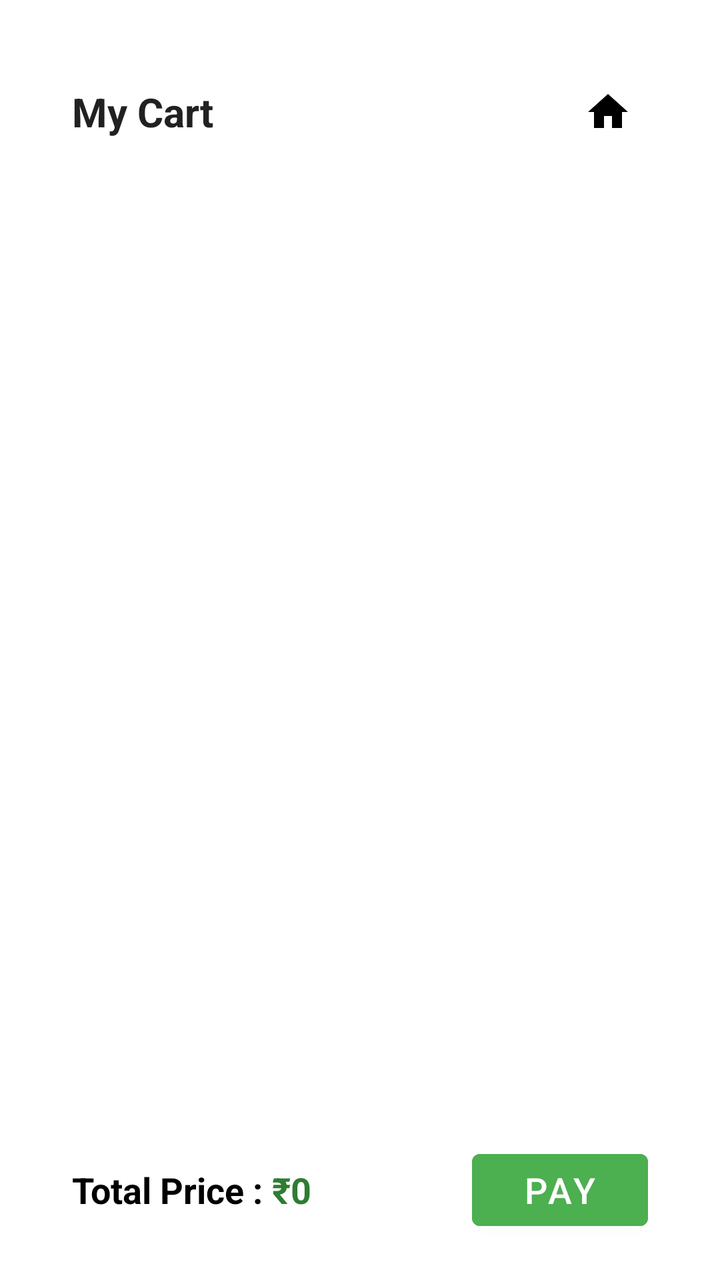
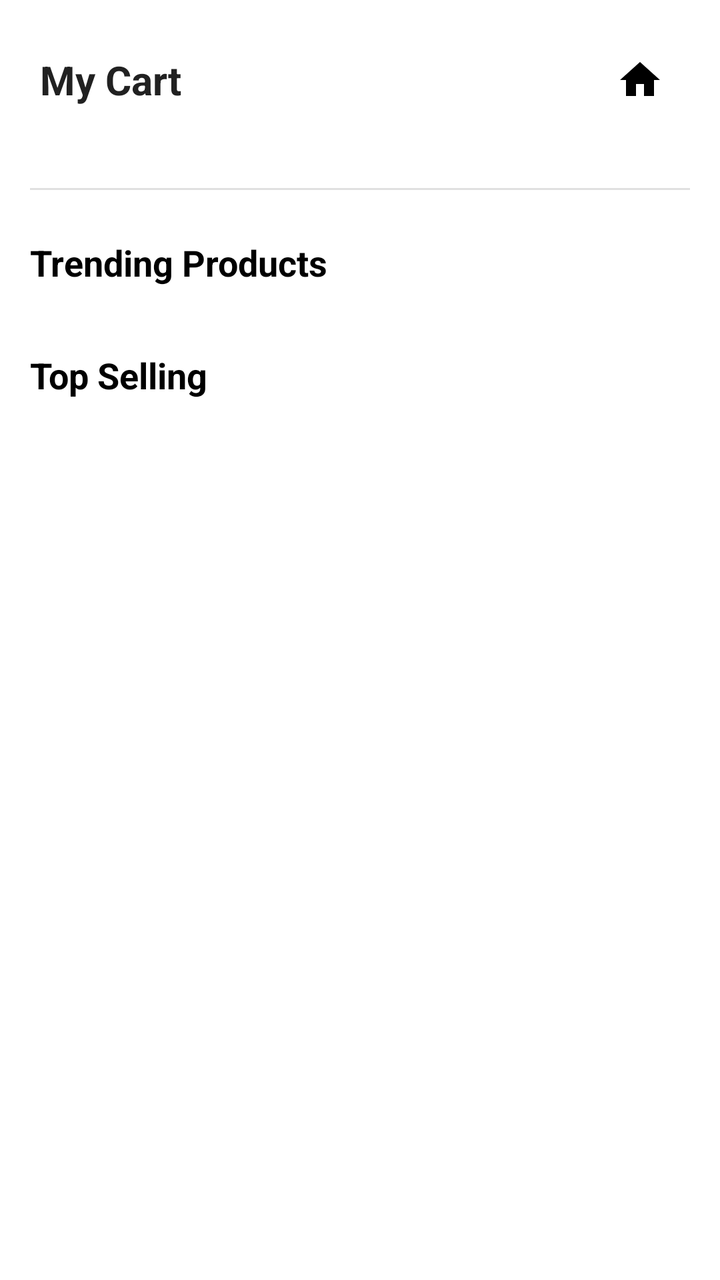

Compare the two renders of this Android layout. The source of the first and the diff that turns it into the second are given below.
<!-- AndroidManifest.xml: application theme Theme.BulkAgrochem -->
<!-- res/layout/activity_cart.xml -->
<?xml version="1.0" encoding="utf-8"?>
<LinearLayout xmlns:android="http://schemas.android.com/apk/res/android"
    android:layout_width="match_parent"
    android:layout_height="match_parent"
    android:orientation="vertical"
    android:padding="16dp"
    android:fitsSystemWindows="true"
    android:background="@color/white">

    <RelativeLayout
        android:layout_width="match_parent"
        android:layout_height="wrap_content"
        android:layout_margin="20dp">

        <TextView
            android:layout_width="wrap_content"
            android:layout_height="wrap_content"
            android:text="My Cart"
            android:textSize="20sp"
            android:textStyle="bold"
            android:textColor="#212121"
            android:layout_centerVertical="true"/>

        <ImageButton
            android:id="@+id/btnHome"
            android:layout_width="40dp"
            android:layout_height="40dp"
            android:src="@drawable/ic_home"
            android:background="?attr/selectableItemBackgroundBorderless"
            android:layout_alignParentEnd="true"
            android:layout_centerVertical="true"
            android:contentDescription="Go to home"
            android:padding="8dp"
            android:tint="@color/black"/>

    </RelativeLayout>

    <TextView
        android:id="@+id/txtEmptyCart"
        android:layout_width="match_parent"
        android:layout_height="wrap_content"
        android:text="Your cart is empty"
        android:textSize="18sp"
        android:textStyle="bold"
        android:textColor="#757575"
        android:gravity="center"
        android:padding="24dp"
        android:visibility="gone"/>

    <androidx.recyclerview.widget.RecyclerView
        android:id="@+id/rvCart"
        android:layout_width="match_parent"
        android:layout_height="0dp"
        android:layout_weight="1"
        android:layout_marginTop="5dp"
        />

    <LinearLayout
        android:layout_width="match_parent"
        android:layout_height="wrap_content"
        android:orientation="horizontal"
        android:layout_marginLeft="20dp"
        android:layout_marginRight="20dp"
        android:layout_marginBottom="5dp"
        android:layout_marginTop="10dp"
        android:gravity="center_vertical"
        >

        <TextView
            android:layout_width="wrap_content"
            android:layout_height="wrap_content"
            android:text="Total Price : "
            android:textColor="@color/black"
            android:textStyle="bold"
            android:textSize="18sp"
            />

        <TextView
            android:id="@+id/txtTotal"
            android:layout_width="0dp"
            android:layout_height="wrap_content"
            android:layout_weight="1"
            android:text="₹0"
            android:textSize="18sp"
            android:textStyle="bold"
            android:textColor="#2E7D32"
            />

        <Button
            android:id="@+id/payBtn"
            android:layout_width="wrap_content"
            android:layout_height="wrap_content"
            android:text="Pay"
            android:backgroundTint="@color/green"
            android:textColor="@color/white"
            android:textSize="18sp"
            />

    </LinearLayout>
</LinearLayout>
<!-- resources referenced by this layout -->
<resources>
  <color name="black">#FF000000</color>
  <color name="green">#4CAF50</color>
  <color name="white">#FFFFFFFF</color>
  <!-- drawable ic_home (drawable) -->
  <vector xmlns:android="http://schemas.android.com/apk/res/android"
      android:width="24dp"
      android:height="24dp"
      android:viewportWidth="24"
      android:viewportHeight="24"
      android:tint="@color/black">
    <path
        android:fillColor="@android:color/white"
        android:pathData="M10,20V14H14V20H19V12H22L12,3L2,12H5V20H10Z"/>
  </vector>
  <style name="Theme.BulkAgrochem" parent="Base.Theme.BulkAgrochem" />
  <style name="Base.Theme.BulkAgrochem" parent="Theme.MaterialComponents.DayNight.NoActionBar">
          
          <item name="colorPrimary">@color/colorPrimary</item>
          <item name="colorPrimaryVariant">@color/colorPrimaryDark</item>
          <item name="colorOnPrimary">@color/colorOnPrimary</item>
  
          <item name="android:windowBackground">@color/app_background</item>
          <item name="colorSurface">@color/app_background</item>
  
          
          <item name="android:statusBarColor">@color/black</item>
          
          <item name="android:windowLightStatusBar">true</item>
      </style>
  <color name="colorPrimary">@color/orange_brand</color>
  <color name="colorPrimaryDark">@color/black</color>
  <color name="colorOnPrimary">@color/white</color>
  <color name="app_background">#F5F5F5</color>
  <color name="orange_brand">#FF6A00</color>
</resources>

<!-- the commit's change to res/layout/activity_cart.xml (unified diff, before → after) -->
@@ -1,9 +1,9 @@
 <?xml version="1.0" encoding="utf-8"?>
 <LinearLayout xmlns:android="http://schemas.android.com/apk/res/android"
+    xmlns:app="http://schemas.android.com/apk/res-auto"
     android:layout_width="match_parent"
     android:layout_height="match_parent"
     android:orientation="vertical"
-    android:padding="16dp"
     android:fitsSystemWindows="true"
     android:background="@color/white">
 
@@ -31,39 +31,145 @@
             android:layout_centerVertical="true"
             android:contentDescription="Go to home"
             android:padding="8dp"
-            android:tint="@color/black"/>
+            app:tint="@color/black"/>
 
     </RelativeLayout>
 
-    <TextView
-        android:id="@+id/txtEmptyCart"
-        android:layout_width="match_parent"
-        android:layout_height="wrap_content"
-        android:text="Your cart is empty"
-        android:textSize="18sp"
-        android:textStyle="bold"
-        android:textColor="#757575"
-        android:gravity="center"
-        android:padding="24dp"
-        android:visibility="gone"/>
-
-    <androidx.recyclerview.widget.RecyclerView
-        android:id="@+id/rvCart"
+    <androidx.core.widget.NestedScrollView
         android:layout_width="match_parent"
         android:layout_height="0dp"
-        android:layout_weight="1"
-        android:layout_marginTop="5dp"
-        />
+        android:layout_weight="1">
+
+        <LinearLayout
+            android:layout_width="match_parent"
+            android:layout_height="wrap_content"
+            android:orientation="vertical"
+            android:paddingLeft="15dp"
+            android:paddingRight="15dp">
+
+            <LinearLayout
+                android:layout_width="match_parent"
+                android:layout_height="wrap_content"
+                android:orientation="vertical"
+                android:background="@drawable/menu_divider_bg"
+                android:paddingBottom="10dp">
+
+                <TextView
+                    android:id="@+id/txtEmptyCart"
+                    android:layout_width="match_parent"
+                    android:layout_height="wrap_content"
+                    android:text="Your cart is empty"
+                    android:textSize="18sp"
+                    android:textStyle="bold"
+                    android:textColor="#757575"
+                    android:gravity="center"
+                    android:padding="24dp"
+                    android:visibility="gone"/>
+
+                <Button
+                    android:id="@+id/browseProductBtn"
+                    android:layout_height="wrap_content"
+                    android:layout_width="wrap_content"
+                    android:layout_marginTop="10dp"
+                    android:layout_gravity="center_horizontal"
+                    android:text="Browse Products"
+                    android:textAllCaps="false"
+                    android:backgroundTint="@color/green"
+                    android:textColor="@color/white"
+                    android:textSize="18sp"
+                    android:visibility="gone"
+                    />
+
+                <androidx.recyclerview.widget.RecyclerView
+                    android:id="@+id/rvCart"
+                    android:layout_width="match_parent"
+                    android:layout_height="wrap_content"
+                    android:layout_marginTop="5dp"
+                    android:nestedScrollingEnabled="false"
+                    />
+
+            </LinearLayout>
+
+            
+            <TextView
+                android:id="@+id/txtTrendingTitle"
+                android:layout_width="wrap_content"
+                android:layout_height="wrap_content"
+                android:text="Trending Products"
+                android:textSize="18sp"
+                android:textStyle="bold"
+                android:layout_marginTop="24dp"
+                android:textColor="@color/black" />
+
+            <HorizontalScrollView
+                android:id="@+id/skeleton_trending"
+                android:layout_width="match_parent"
+                android:layout_height="wrap_content"
+                android:scrollbars="none"
+                android:visibility="gone">
+                <LinearLayout android:layout_width="wrap_content" android:layout_height="wrap_content" android:orientation="horizontal">
+                    <include layout="@layout/item_skeleton_product"/>
+                    <include layout="@layout/item_skeleton_product"/>
+                    <include layout="@layout/item_skeleton_product"/>
+                </LinearLayout>
+            </HorizontalScrollView>
+
+            <androidx.recyclerview.widget.RecyclerView
+                android:id="@+id/rvTrending"
+                android:layout_width="match_parent"
+                android:layout_height="wrap_content"
+                android:orientation="horizontal"
+                android:layout_marginTop="8dp"
+                app:layoutManager="androidx.recyclerview.widget.LinearLayoutManager" />
+
+            
+            <TextView
+                android:id="@+id/txtTopSellingTitle"
+                android:layout_width="wrap_content"
+                android:layout_height="wrap_content"
+                android:text="Top Selling"
+                android:textSize="18sp"
+                android:textStyle="bold"
+                android:layout_marginTop="24dp"
+                android:textColor="@color/black" />
+
+            <HorizontalScrollView
+                android:id="@+id/skeleton_topselling"
+                android:layout_width="match_parent"
+                android:layout_height="wrap_content"
+                android:scrollbars="none"
+                android:visibility="gone">
+                <LinearLayout android:layout_width="wrap_content" android:layout_height="wrap_content" android:orientation="horizontal">
+                    <include layout="@layout/item_skeleton_product"/>
+                    <include layout="@layout/item_skeleton_product"/>
+                    <include layout="@layout/item_skeleton_product"/>
+                </LinearLayout>
+            </HorizontalScrollView>
+
+            <androidx.recyclerview.widget.RecyclerView
+                android:id="@+id/rvTopSelling"
+                android:layout_width="match_parent"
+                android:layout_height="wrap_content"
+                android:orientation="horizontal"
+                android:layout_marginTop="8dp"
+                android:layout_marginBottom="16dp"
+                app:layoutManager="androidx.recyclerview.widget.LinearLayoutManager" />
+
+        </LinearLayout>
+    </androidx.core.widget.NestedScrollView>
 
     <LinearLayout
+        android:id="@+id/payLinearLayout"
         android:layout_width="match_parent"
         android:layout_height="wrap_content"
         android:orientation="horizontal"
-        android:layout_marginLeft="20dp"
-        android:layout_marginRight="20dp"
-        android:layout_marginBottom="5dp"
-        android:layout_marginTop="10dp"
+        android:layout_marginLeft="-5dp"
+        android:layout_marginRight="-5dp"
         android:gravity="center_vertical"
+        android:background="@drawable/border_for_btn"
+        android:paddingLeft="15dp"
+        android:paddingRight="15dp"
+        android:visibility="gone"
         >
 
         <TextView
@@ -98,3 +204,38 @@
 
     </LinearLayout>
 </LinearLayout>
+<!-- res/layout/item_skeleton_product.xml (included above) -->
+<?xml version="1.0" encoding="utf-8"?>
+<androidx.cardview.widget.CardView xmlns:android="http://schemas.android.com/apk/res/android"
+    xmlns:app="http://schemas.android.com/apk/res-auto"
+    android:layout_width="150dp"
+    android:layout_height="200dp"
+    android:layout_margin="8dp"
+    app:cardCornerRadius="8dp"
+    app:cardElevation="2dp">
+
+    <LinearLayout
+        android:layout_width="match_parent"
+        android:layout_height="match_parent"
+        android:orientation="vertical"
+        android:padding="8dp">
+
+        <View
+            android:layout_width="match_parent"
+            android:layout_height="120dp"
+            android:background="@drawable/bg_skeleton" />
+
+        <View
+            android:layout_width="match_parent"
+            android:layout_height="16dp"
+            android:layout_marginTop="8dp"
+            android:background="@drawable/bg_skeleton" />
+
+        <View
+            android:layout_width="80dp"
+            android:layout_height="14dp"
+            android:layout_marginTop="4dp"
+            android:background="@drawable/bg_skeleton" />
+
+    </LinearLayout>
+</androidx.cardview.widget.CardView>
<!-- resource entries referenced after the edit -->
@@ -3,6 +3,21 @@
   <color name="black">#FF000000</color>
   <color name="green">#4CAF50</color>
   <color name="white">#FFFFFFFF</color>
+  <!-- drawable bg_skeleton (drawable) -->
+  <?xml version="1.0" encoding="utf-8"?>
+  <shape xmlns:android="http://schemas.android.com/apk/res/android">
+      <solid android:color="#E0E0E0" />
+      <corners android:radius="4dp" />
+  </shape>
+  <!-- drawable border_for_btn (drawable) -->
+  <?xml version="1.0" encoding="utf-8"?>
+  <shape xmlns:android="http://schemas.android.com/apk/res/android"
+      android:shape="rectangle">
+      <solid android:color="@android:color/white" />
+      <stroke
+          android:width="1dp"
+          android:color="#000000" />
+  </shape>
   <!-- drawable ic_home (drawable) -->
   <vector xmlns:android="http://schemas.android.com/apk/res/android"
       android:width="24dp"
@@ -14,6 +29,20 @@
         android:fillColor="@android:color/white"
         android:pathData="M10,20V14H14V20H19V12H22L12,3L2,12H5V20H10Z"/>
   </vector>
+  <!-- drawable menu_divider_bg (drawable) -->
+  <?xml version="1.0" encoding="utf-8"?>
+  <layer-list xmlns:android="http://schemas.android.com/apk/res/android">
+      <item android:bottom="1dp">
+          <shape android:shape="rectangle">
+              <solid android:color="@android:color/white" />
+          </shape>
+      </item>
+      <item android:gravity="bottom" android:height="1dp">
+           <shape android:shape="rectangle">
+               <solid android:color="#E0E0E0"/>
+           </shape>
+      </item>
+  </layer-list>
   <style name="Theme.BulkAgrochem" parent="Base.Theme.BulkAgrochem" />
   <style name="Base.Theme.BulkAgrochem" parent="Theme.MaterialComponents.DayNight.NoActionBar">
           
